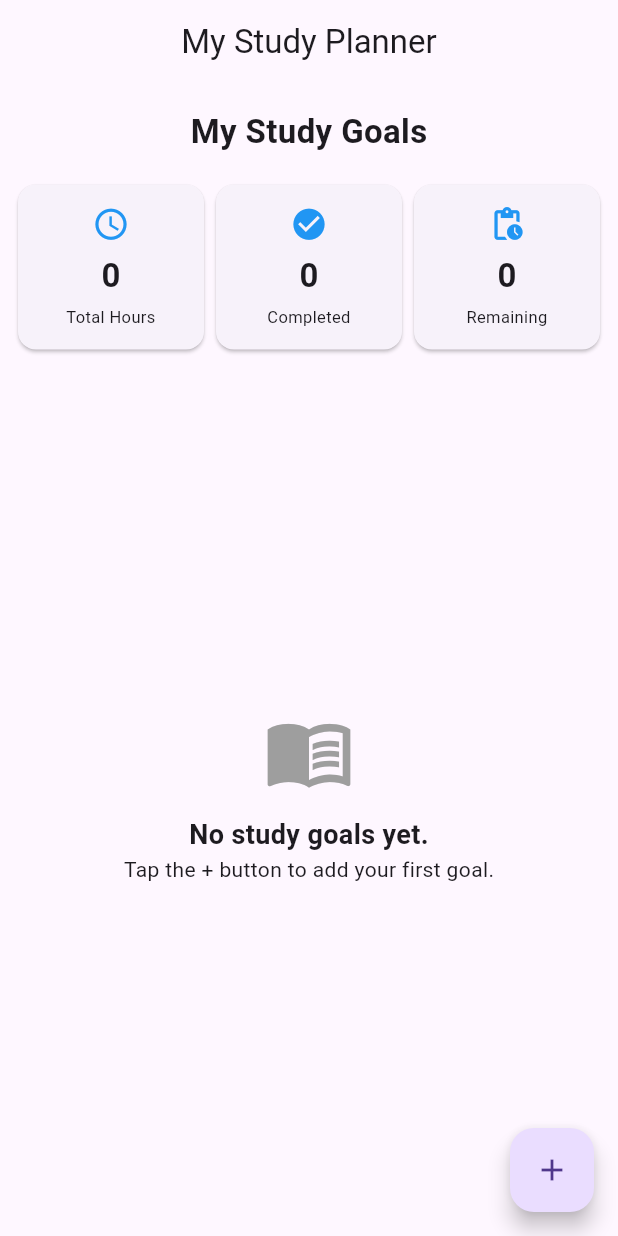
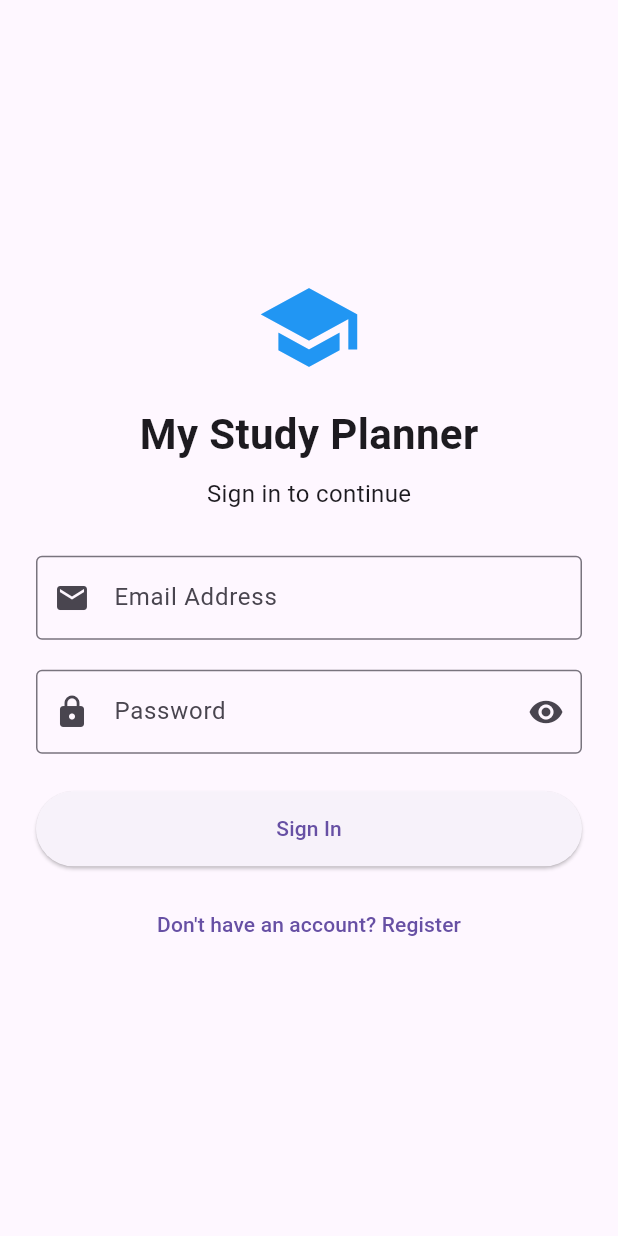
Before and after one commit to Christian5501/my-study-planner, a Flutter app: the screen it shows after launch, on a phone screen of 412 x 824 dp. Run offline on Flutter 3.47's test engine with Material 3 defaults, Android fonts, the phone set to English and light mode, and no system bars; our stand-ins replace firebase_auth, firebase_core, material_ui, shared_preferences, sqflite; accounts and stored records are empty.

Commit message:
Implement Firebase authentication

```diff
--- /dev/null
+++ b/lib/auth_screen.dart
@@ -0,0 +1,193 @@
+import 'package:material_ui/material_ui.dart';
+
+import 'auth_service.dart';
+
+class AuthScreen extends StatefulWidget {
+  const AuthScreen({super.key});
+
+  @override
+  State<AuthScreen> createState() => _AuthScreenState();
+}
+
+class _AuthScreenState extends State<AuthScreen> {
+  final _formKey = GlobalKey<FormState>();
+
+  final _emailController = TextEditingController();
+  final _passwordController = TextEditingController();
+
+  final AuthService _authService = AuthService();
+
+  bool _isLogin = true;
+  bool _isLoading = false;
+  bool _obscurePassword = true;
+
+  @override
+  void dispose() {
+    _emailController.dispose();
+    _passwordController.dispose();
+    super.dispose();
+  }
+
+  Future<void> _submitForm() async {
+    if (!_formKey.currentState!.validate()) {
+      return;
+    }
+
+    setState(() {
+      _isLoading = true;
+    });
+
+    try {
+      if (_isLogin) {
+        await _authService.login(
+          email: _emailController.text,
+          password: _passwordController.text,
+        );
+      } else {
+        await _authService.register(
+          email: _emailController.text,
+          password: _passwordController.text,
+        );
+      }
+    } catch (error) {
+      if (!mounted) return;
+
+      ScaffoldMessenger.of(context).showSnackBar(
+        SnackBar(
+          content: Text('Authentication failed: $error'),
+          backgroundColor: Colors.red,
+        ),
+      );
+    } finally {
+      if (mounted) {
+        setState(() {
+          _isLoading = false;
+        });
+      }
+    }
+  }
+
+  @override
+  Widget build(BuildContext context) {
+    return Scaffold(
+      body: Center(
+        child: SingleChildScrollView(
+          padding: const EdgeInsets.all(24),
+          child: Form(
+            key: _formKey,
+            child: Column(
+              mainAxisAlignment: MainAxisAlignment.center,
+              children: [
+                const Icon(Icons.school, size: 70, color: Colors.blue),
+
+                const SizedBox(height: 16),
+
+                const Text(
+                  'My Study Planner',
+                  style: TextStyle(fontSize: 28, fontWeight: FontWeight.bold),
+                ),
+
+                const SizedBox(height: 8),
+
+                Text(
+                  _isLogin ? 'Sign in to continue' : 'Create your account',
+                  style: const TextStyle(fontSize: 16),
+                ),
+
+                const SizedBox(height: 30),
+
+                TextFormField(
+                  controller: _emailController,
+                  keyboardType: TextInputType.emailAddress,
+                  decoration: const InputDecoration(
+                    labelText: 'Email Address',
+                    prefixIcon: Icon(Icons.email),
+                    border: OutlineInputBorder(),
+                  ),
+                  validator: (value) {
+                    if (value == null || value.trim().isEmpty) {
+                      return 'Please enter your email';
+                    }
+
+                    if (!RegExp(r'^[^@]+@[^@]+\.[^@]+$')
+                        .hasMatch(value.trim())) {
+                      return 'Please enter a valid email';
+                    }
+
+                    return null;
+                  },
+                ),
+
+                const SizedBox(height: 20),
+
+                TextFormField(
+                  controller: _passwordController,
+                  obscureText: _obscurePassword,
+                  decoration: InputDecoration(
+                    labelText: 'Password',
+                    prefixIcon: const Icon(Icons.lock),
+                    border: const OutlineInputBorder(),
+                    suffixIcon: IconButton(
+                      icon: Icon(
+                        _obscurePassword
+                            ? Icons.visibility
+                            : Icons.visibility_off,
+                      ),
+                      onPressed: () {
+                        setState(() {
+                          _obscurePassword = !_obscurePassword;
+                        });
+                      },
+                    ),
+                  ),
+                  validator: (value) {
+                    if (value == null || value.isEmpty) {
+                      return 'Please enter your password';
+                    }
+
+                    if (!_isLogin && value.length < 6) {
+                      return 'Password must be at least 6 characters';
+                    }
+
+                    return null;
+                  },
+                ),
+
+                const SizedBox(height: 25),
+
+                SizedBox(
+                  width: double.infinity,
+                  height: 50,
+                  child: ElevatedButton(
+                    onPressed: _isLoading ? null : _submitForm,
+                    child: _isLoading
+                        ? const CircularProgressIndicator()
+                        : Text(_isLogin ? 'Sign In' : 'Create Account'),
+                  ),
+                ),
+
+                const SizedBox(height: 15),
+
+                TextButton(
+                  onPressed: _isLoading
+                      ? null
+                      : () {
+                          setState(() {
+                            _isLogin = !_isLogin;
+                          });
+                          _formKey.currentState?.reset();
+                        },
+                  child: Text(
+                    _isLogin
+                        ? "Don't have an account? Register"
+                        : 'Already have an account? Sign In',
+                  ),
+                ),
+              ],
+            ),
+          ),
+        ),
+      ),
+    );
+  }
+}
--- /dev/null
+++ b/lib/auth_service.dart
@@ -0,0 +1,38 @@
+import 'package:firebase_auth/firebase_auth.dart';
+
+// Handles Firebase Authentication operations.
+class AuthService {
+  final FirebaseAuth _auth;
+
+  AuthService({FirebaseAuth? auth}) : _auth = auth ?? FirebaseAuth.instance;
+
+  // Checks whether a user is signed in.
+  Stream<User?> get authStateChanges => _auth.authStateChanges();
+
+  // Registers a new user using email and password.
+  Future<UserCredential> register({
+    required String email,
+    required String password,
+  }) {
+    return _auth.createUserWithEmailAndPassword(
+      email: email.trim(),
+      password: password,
+    );
+  }
+
+  // Signs in an existing user.
+  Future<UserCredential> login({
+    required String email,
+    required String password,
+  }) {
+    return _auth.signInWithEmailAndPassword(
+      email: email.trim(),
+      password: password,
+    );
+  }
+
+  // Signs out the current user.
+  Future<void> logout() {
+    return _auth.signOut();
+  }
+}
--- a/lib/main.dart
+++ b/lib/main.dart
@@ -1,6 +1,9 @@
 import 'package:material_ui/material_ui.dart';
 import 'package:firebase_core/firebase_core.dart';
+import 'package:firebase_auth/firebase_auth.dart';
 
+import 'auth_screen.dart';
+import 'auth_service.dart';
 import 'database_helper.dart';
 import 'firebase_options.dart';
 
@@ -29,7 +32,46 @@ class MyApp extends StatelessWidget {
       debugShowCheckedModeBanner: false,
       title: 'My Study Planner',
       theme: ThemeData(primarySwatch: Colors.blue),
-      home: StudyPlannerHome(database: database),
+      home: database != null
+          ? StudyPlannerHome(database: database)
+          : AuthGate(),
+    );
+  }
+}
+
+// LOGIC: Check authentication before opening the dashboard
+class AuthGate extends StatelessWidget {
+  AuthGate({super.key});
+
+  final AuthService _authService = AuthService();
+
+  @override
+  Widget build(BuildContext context) {
+    return StreamBuilder<User?>(
+      stream: _authService.authStateChanges,
+      builder: (context, snapshot) {
+        // Wait while Firebase checks the current session.
+        if (snapshot.connectionState == ConnectionState.waiting) {
+          return const Scaffold(
+            body: Center(child: CircularProgressIndicator()),
+          );
+        }
+
+        // Display an error if authentication cannot be checked.
+        if (snapshot.hasError) {
+          return const Scaffold(
+            body: Center(child: Text('Could not verify your account.')),
+          );
+        }
+
+        // Open the dashboard if the user is authenticated.
+        if (snapshot.hasData) {
+          return const StudyPlannerHome();
+        }
+
+        // Otherwise, request the user to sign in.
+        return const AuthScreen();
+      },
     );
   }
 }
@@ -174,7 +216,29 @@ class _StudyPlannerHomeState extends State<StudyPlannerHome> {
   @override
   Widget build(BuildContext context) {
     return Scaffold(
-      appBar: AppBar(title: const Text('My Study Planner'), centerTitle: true),
+      appBar: AppBar(
+        title: const Text('My Study Planner'),
+        centerTitle: true,
+        actions: [
+          IconButton(
+            icon: const Icon(Icons.logout),
+            tooltip: 'Sign out',
+            onPressed: () async {
+              try {
+                await AuthService().logout();
+              } catch (error) {
+                if (!context.mounted) return;
+
+                ScaffoldMessenger.of(context).showSnackBar(
+                  const SnackBar(
+                    content: Text('Could not sign out. Please try again.'),
+                  ),
+                );
+              }
+            },
+          ),
+        ],
+      ),
 
       body: isLoading
           ? const Center(child: CircularProgressIndicator())
```
